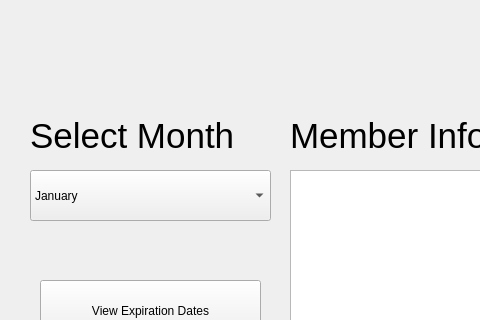
Above: CS1CGroupProject/memberinfo.ui from IamFyrus/CS1C before the change; both pictures show x 0 to 480 and y 0 to 320 of the 800 by 600 pixel window. Below: the same form after it.
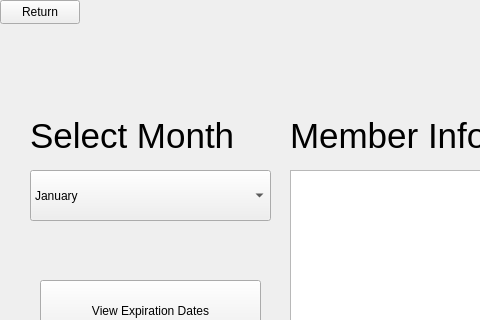
That is the form after the change.

The edit to the form file:
```diff
--- a/CS1CGroupProject/memberinfo.ui
+++ b/CS1CGroupProject/memberinfo.ui
@@ -143,6 +143,19 @@
      <string>View Expiration Dates</string>
     </property>
    </widget>
+   <widget class="QPushButton" name="returnButton">
+    <property name="geometry">
+     <rect>
+      <x>0</x>
+      <y>0</y>
+      <width>80</width>
+      <height>24</height>
+     </rect>
+    </property>
+    <property name="text">
+     <string>Return</string>
+    </property>
+   </widget>
   </widget>
   <widget class="QMenuBar" name="menubar">
    <property name="geometry">
```
